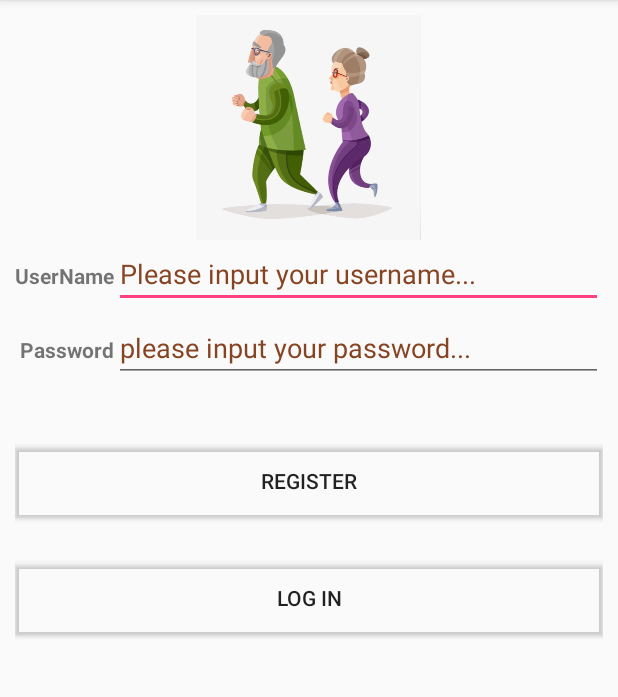
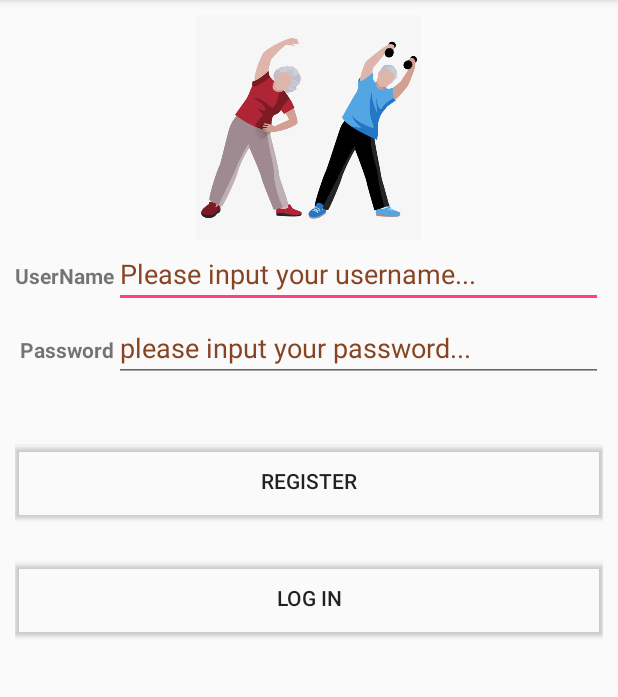
Before and after one commit to iceice815/Mobile_Proj2, an Android app: the Login screen opened directly, with no data from a screen before it, on a phone screen of 412 x 824 dp, the part 84-781 px from its top. Run offline under Robolectric (Android 15) with nearby library versions, the phone set to English and light mode, and no system bars; libraries missing offline, so code that uses them is left out: com.microsoft.windowsazure; 7 statements that could not run were skipped.

Commit message:
modify the icon

```diff
--- a/MyApplication/app/src/main/res/layout/activity_login.xml
+++ b/MyApplication/app/src/main/res/layout/activity_login.xml
@@ -11,7 +11,7 @@
         android:layout_width="150dp"
         android:layout_height="150dp"
         android:scaleType="centerCrop"
-        android:src="@drawable/run_elder"
+        android:src="@drawable/elder_login"
         android:layout_alignParentTop="true"
         android:layout_centerHorizontal="true" />
 
```
Also changed, not shown: MyApplication/app/src/main/res/drawable/elder_login.jpg (added).
